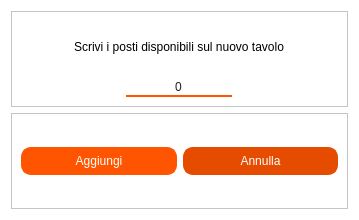
This is gui_add_tavolo.ui in NicolaMochi/GestionaleOrdinazioni as Qt 5 draws it before an edit. The edited form follows.
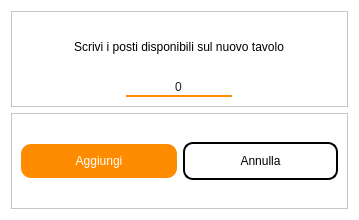
This is the edited form.

Commit message: controller tavolo, portata, ordine

```diff
--- a/gui_add_tavolo.ui
+++ b/gui_add_tavolo.ui
@@ -54,9 +54,9 @@
          </sizepolicy>
         </property>
         <property name="styleSheet">
-         <string notr="true">QLineEdit{border-bottom: 2px solid rgb(255, 85, 0);
+         <string notr="true">QLineEdit{border-bottom: 2px solid #ff8c00;
 border-radius: 0px;
-font: 11pt &quot;Dubai&quot;;
+font: 11pt &quot;Poppins&quot;;
 color: rgb(31, 31, 31);}</string>
         </property>
         <property name="text">
@@ -88,12 +88,11 @@
       <item>
        <widget class="QPushButton" name="btn_ok_add_tavolo">
         <property name="styleSheet">
-         <string notr="true">QPushButton {background-color: rgb(255, 85, 0);
+         <string notr="true">QPushButton {background-color: #ff8c00;
 color: white;
-padding: 5px;
-border: 2px solid rgb(255, 85, 0);
+padding: 10px;
 border-radius: 10px;
-font: 500 11.5pt &quot;Dubai&quot;;}
+font: 500 11.5pt &quot;Poppins&quot;;}
 
 QPushButton:hover {
 font: 500 11pt &quot;Dubai&quot;; 
@@ -108,12 +107,12 @@
       <item>
        <widget class="QPushButton" name="btn_close_dialog">
         <property name="styleSheet">
-         <string notr="true">background-color: rgb(229, 76, 0);
-color: white;
-padding: 5px;
-border: 2px solid rgb(229, 76, 0);
+         <string notr="true">background-color: #fff;
+border: 2px solid #000;
 border-radius: 10px;
-font: 500 11.5pt &quot;Dubai&quot;;</string>
+color: black;
+padding: 10px;
+font: 500 11.5pt &quot;Poppins&quot;;</string>
         </property>
         <property name="text">
          <string>Annulla</string>
```
Left out of the diff: 11 changed lines with no effect on the pictures. The commit also changes 18 other files.
